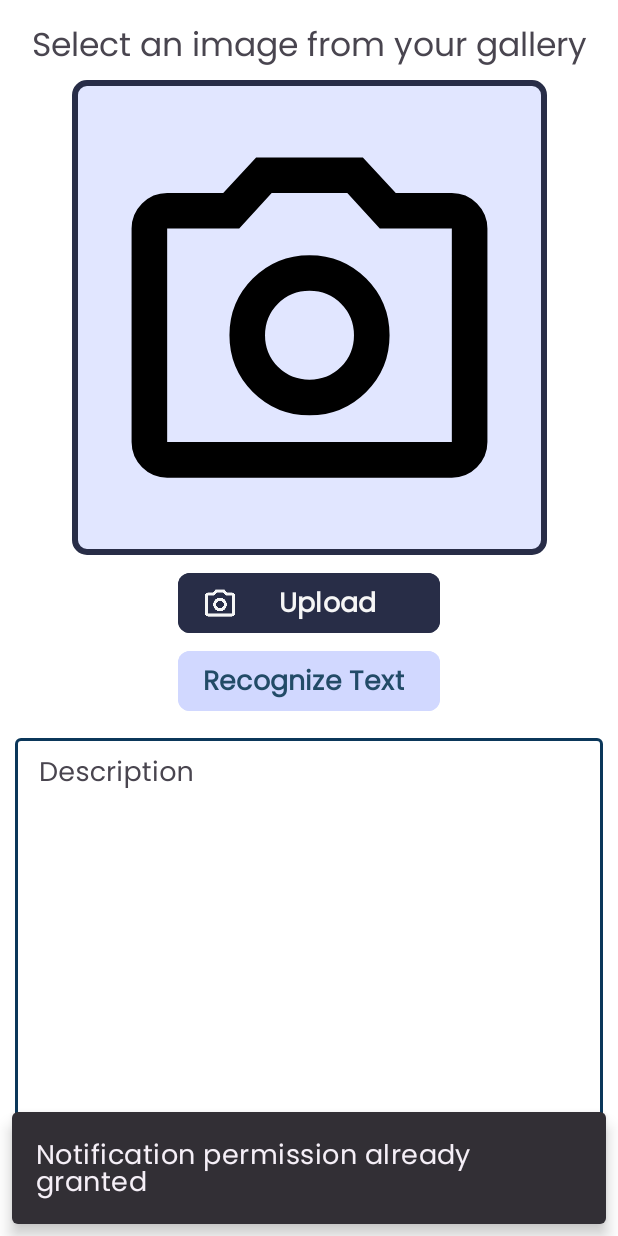
After one commit to NoamDamari/StudyPlannerApp, an Android app: the TextRecognitionFragment screen opened through its navigation route, on a phone screen of 412 x 824 dp. The commit adds this screen. Run offline under Robolectric (Android 15) with nearby library versions, the phone set to English and light mode, and no system bars; our stand-ins replace Room's generated code; libraries missing offline, so code that uses them is left out: com.google.mlkit.vision; Roboto replaces fonts that are not available here.

Commit message:
Added ML Kit text recognition feature.

```diff
--- a/app/build.gradle.kts
+++ b/app/build.gradle.kts
@@ -58,4 +58,5 @@ dependencies {
     implementation("androidx.lifecycle:lifecycle-viewmodel-ktx:2.8.2")
     implementation("androidx.lifecycle:lifecycle-runtime-ktx:2.8.2")
     implementation("androidx.lifecycle:lifecycle-livedata-ktx:2.8.2")
+    implementation ("com.google.mlkit:text-recognition:16.0.0")
 }
--- a/app/src/main/AndroidManifest.xml
+++ b/app/src/main/AndroidManifest.xml
@@ -2,12 +2,16 @@
 <manifest xmlns:android="http://schemas.android.com/apk/res/android"
     xmlns:tools="http://schemas.android.com/tools">
 
+    <uses-feature
+        android:name="android.hardware.camera"
+        android:required="false" />
+
     <uses-permission android:name="android.permission.POST_NOTIFICATIONS" />
     <uses-permission android:name="android.permission.SCHEDULE_EXACT_ALARM" />
     <uses-permission android:name="android.permission.USE_EXACT_ALARM" />
-
     <uses-permission android:name="android.permission.RECEIVE_BOOT_COMPLETED" />
     <uses-permission android:name="android.permission.WAKE_LOCK" />
+    <uses-permission android:name="android.permission.CAMERA" />
 
     <application
         android:allowBackup="true"
--- a/app/src/main/java/com/example/studyplannerapp/ui/MainActivity.kt
+++ b/app/src/main/java/com/example/studyplannerapp/ui/MainActivity.kt
@@ -3,6 +3,7 @@ package com.example.studyplannerapp.ui
 import androidx.appcompat.app.AppCompatActivity
 import android.os.Bundle
 import com.example.studyplannerapp.R
+import com.example.studyplannerapp.utils.CameraPermissionHandler
 import com.example.studyplannerapp.utils.PermissionHandler
 
 class MainActivity : AppCompatActivity() {
--- /dev/null
+++ b/app/src/main/java/com/example/studyplannerapp/ui/TextRecognitionFragment.kt
@@ -0,0 +1,141 @@
+package com.example.studyplannerapp.ui
+
+import android.content.Intent
+import android.net.Uri
+import android.os.Bundle
+import androidx.fragment.app.Fragment
+import android.view.LayoutInflater
+import android.view.View
+import android.view.ViewGroup
+import androidx.activity.result.ActivityResultLauncher
+import androidx.activity.result.contract.ActivityResultContracts
+import androidx.core.net.toUri
+import androidx.fragment.app.activityViewModels
+import androidx.navigation.fragment.findNavController
+import com.bumptech.glide.Glide
+import com.bumptech.glide.load.resource.bitmap.CenterCrop
+import com.bumptech.glide.load.resource.bitmap.CenterInside
+import com.bumptech.glide.load.resource.bitmap.RoundedCorners
+import com.bumptech.glide.request.RequestOptions
+import com.example.studyplannerapp.R
+import com.example.studyplannerapp.databinding.FragmentTextRecognitionBinding
+import com.example.studyplannerapp.utils.CameraPermissionHandler
+import com.example.studyplannerapp.utils.PermissionHandler
+import com.google.android.material.snackbar.Snackbar
+import com.google.mlkit.vision.common.InputImage
+import com.google.mlkit.vision.text.TextRecognition
+import com.google.mlkit.vision.text.TextRecognizer
+import com.google.mlkit.vision.text.latin.TextRecognizerOptions
+import java.io.IOException
+
+class TextRecognitionFragment : Fragment() {
+
+    private var _binding: FragmentTextRecognitionBinding? = null
+    private val binding get() = _binding!!
+    private val viewModel: SingleTaskViewModel by activityViewModels()
+
+    // Launcher for picking an image from the device storage
+    private val pickImageLauncher: ActivityResultLauncher<Array<String>> =
+        registerForActivityResult(ActivityResultContracts.OpenDocument()) { uri ->
+            uri?.let {
+                // Apply transformations
+                val requestOptions = RequestOptions()
+                    .transform(CenterInside(), RoundedCorners(30))
+
+                // Load image with Glide
+                Glide.with(binding.root)
+                    .load(uri)
+                    .apply(requestOptions)
+                    .into(binding.descriptionImage)
+
+                // Take persistable URI permission
+                requireActivity().contentResolver.takePersistableUriPermission(it, Intent.FLAG_GRANT_READ_URI_PERMISSION)
+
+                viewModel.setTempTaskImage(it)
+            }
+        }
+
+    override fun onCreate(savedInstanceState: Bundle?) {
+        super.onCreate(savedInstanceState)
+    }
+
+    override fun onCreateView(
+        inflater: LayoutInflater, container: ViewGroup?,
+        savedInstanceState: Bundle?
+    ): View? {
+        // Inflate the layout for this fragment
+        _binding = FragmentTextRecognitionBinding.inflate(inflater, container, false)
+        return binding.root
+    }
+
+    override fun onViewCreated(view: View, savedInstanceState: Bundle?) {
+        super.onViewCreated(view, savedInstanceState)
+
+        // Set click listener for the upload button
+        binding.uploadBtn.setOnClickListener {
+            pickImageLauncher.launch(arrayOf("image/*"))
+        }
+
+        // Set click listener for the recognize text button
+        binding.recognizeTextBtn.setOnClickListener {
+             recognizeText()
+        }
+
+        // Set the recognized text as description
+        binding.setDescriptionBtn.setOnClickListener {
+            val description = binding.recognizedDescription.text.toString()
+            val bundle = Bundle()
+            bundle.putString("description", description)
+            findNavController().navigate(R.id.action_textRecognitionFragment_to_addTaskFragment , bundle)
+        }
+
+        // Observe changes in temporaryTask LiveData and update UI accordingly
+        viewModel.temporaryTask.observe(viewLifecycleOwner) {tempTask->
+            binding.recognizedDescription.setText(tempTask.description)
+            binding.descriptionImage.setImageURI(tempTask.image?.toUri())
+        }
+    }
+
+    override fun onDestroyView() {
+        super.onDestroyView()
+        _binding = null
+    }
+
+    /**
+     * Recognize text from the selected image
+    */
+    private fun recognizeText() {
+        viewModel.temporaryTask.value?.image?.toUri()?.let { uri ->
+            val image = InputImage.fromFilePath(requireContext(), uri)
+            val recognizer = TextRecognition.getClient(TextRecognizerOptions.DEFAULT_OPTIONS)
+            val result = recognizer.process(image)
+                .addOnSuccessListener { visionText ->
+                    extractRecognizedText(visionText.text)
+                }
+                .addOnFailureListener { _ ->
+                    showSnackbar("Text Recognition Failed")
+                }
+        } ?: run {
+            showSnackbar("No image selected")
+        }
+    }
+
+    /**
+     * Display the recognized text
+     */
+    private fun extractRecognizedText(text: String){
+        if (text.isBlank()) {
+            showSnackbar("Text is blank")
+        } else {
+            viewModel.setTempTaskDescription(text)
+        }
+    }
+
+    private fun showSnackbar(message: String) {
+        Snackbar.make(
+            requireView(),
+            message,
+            Snackbar.LENGTH_SHORT
+        ).show()
+    }
+}
--- /dev/null
+++ b/app/src/main/res/drawable/rounded_image_background.xml
@@ -0,0 +1,11 @@
+<?xml version="1.0" encoding="utf-8"?>
+<shape xmlns:android="http://schemas.android.com/apk/res/android"
+    android:shape="rectangle">
+
+    <corners android:radius="8dp" />
+    <solid android:color="#E1E6FF" />
+
+    <stroke
+        android:width="4dp"
+        android:color="#282D47"/>
+</shape>
--- /dev/null
+++ b/app/src/main/res/layout-land/fragment_text_recognition.xml
@@ -0,0 +1,112 @@
+<?xml version="1.0" encoding="utf-8"?>
+<androidx.constraintlayout.widget.ConstraintLayout xmlns:android="http://schemas.android.com/apk/res/android"
+    xmlns:app="http://schemas.android.com/apk/res-auto"
+    xmlns:tools="http://schemas.android.com/tools"
+    android:layout_width="match_parent"
+    android:layout_height="match_parent"
+    android:padding="10dp">
+
+    <ImageView
+        android:id="@+id/descriptionImage"
+        android:layout_width="0dp"
+        android:layout_height="0dp"
+        android:layout_marginBottom="8dp"
+        android:background="@drawable/rounded_image_background"
+        android:padding="16dp"
+        android:src="@drawable/icon_camera"
+        app:layout_constraintBottom_toTopOf="@+id/uploadBtn"
+        app:layout_constraintEnd_toStartOf="@+id/guideline7"
+        app:layout_constraintStart_toStartOf="parent"
+        app:layout_constraintTop_toTopOf="parent" />
+
+    <androidx.constraintlayout.widget.Guideline
+        android:id="@+id/guideline7"
+        android:layout_width="wrap_content"
+        android:layout_height="wrap_content"
+        android:orientation="vertical"
+        app:layout_constraintGuide_percent="0.45" />
+
+    <Button
+        android:id="@+id/uploadBtn"
+        style="@style/buttonStyle"
+        android:layout_width="0dp"
+        android:layout_height="wrap_content"
+        android:layout_marginEnd="2dp"
+        android:backgroundTint="#282D47"
+        android:text="Upload"
+        android:textColor="#F6F6F6"
+        app:icon="@drawable/icon_camera"
+        app:iconSize="24dp"
+        app:iconTint="#F6F6F6"
+        app:layout_constraintBottom_toBottomOf="parent"
+        app:layout_constraintEnd_toStartOf="@+id/recognizeTextBtn"
+        app:layout_constraintHorizontal_bias="0.5"
+        app:layout_constraintStart_toStartOf="parent" />
+
+    <Button
+        android:id="@+id/recognizeTextBtn"
+        style="@style/buttonStyle"
+        android:layout_width="0dp"
+        android:layout_height="wrap_content"
+        android:layout_marginStart="2dp"
+        android:backgroundTint="#D1D8FF"
+        android:text="Process"
+        app:layout_constraintBottom_toBottomOf="parent"
+        app:layout_constraintEnd_toEndOf="parent"
+        app:layout_constraintEnd_toStartOf="@+id/guideline7"
+        app:layout_constraintHorizontal_bias="0.5"
+        app:layout_constraintStart_toEndOf="@+id/uploadBtn" />
+
+    <com.google.android.material.textfield.TextInputLayout
+        android:id="@+id/recognizedDescriptionLayout"
+        style="@style/editTextStyle"
+        android:layout_width="0dp"
+        android:layout_height="0dp"
+        android:layout_marginStart="12dp"
+        android:layout_marginTop="4dp"
+        android:layout_marginBottom="4dp"
+        android:maxHeight="220dp"
+        android:theme="@style/TextInputLayoutAppearance"
+        app:layout_constraintBottom_toTopOf="@+id/setDescriptionBtn"
+        app:layout_constraintEnd_toEndOf="parent"
+        app:layout_constraintStart_toStartOf="@+id/guideline7"
+        app:layout_constraintTop_toBottomOf="@+id/textView11">
+
+        <com.google.android.material.textfield.TextInputEditText
+            android:id="@+id/recognizedDescription"
+            android:layout_width="match_parent"
+            android:layout_height="match_parent"
+            android:gravity="top"
+            android:hint="@string/description"
+            android:inputType="textMultiLine"
+            android:minLines="7"
+            android:padding="10dp"
+            tools:layout_editor_absoluteX="10dp"
+            tools:layout_editor_absoluteY="10dp" />
+    </com.google.android.material.textfield.TextInputLayout>
+
+    <TextView
+        android:id="@+id/textView11"
+        android:layout_width="wrap_content"
+        android:layout_height="wrap_content"
+        android:text="Select an image from your gallery"
+        android:textSize="22sp"
+        app:layout_constraintEnd_toEndOf="@+id/recognizedDescriptionLayout"
+        app:layout_constraintStart_toStartOf="@+id/recognizedDescriptionLayout"
+        app:layout_constraintTop_toTopOf="parent" />
+
+    <Button
+        android:id="@+id/setDescriptionBtn"
+        style="@style/buttonStyle"
+        android:layout_width="0dp"
+        android:layout_height="wrap_content"
+        android:layout_marginStart="8dp"
+        android:backgroundTint="#232743"
+        android:text="Set Description"
+        android:textColor="#F6F6F6"
+        android:textSize="20dp"
+        app:layout_constraintBottom_toBottomOf="parent"
+        app:layout_constraintEnd_toEndOf="@+id/recognizedDescriptionLayout"
+        app:layout_constraintHorizontal_bias="0.0"
+        app:layout_constraintStart_toEndOf="@+id/descriptionImage" />
+</androidx.constraintlayout.widget.ConstraintLayout>
--- a/app/src/main/res/layout/fragment_edit_task.xml
+++ b/app/src/main/res/layout/fragment_edit_task.xml
@@ -37,13 +37,13 @@
         android:value="0.0"
         android:valueFrom="0.0"
         android:valueTo="100.0"
-        app:layout_constraintBottom_toTopOf="@+id/textInputLayout5"
+        app:layout_constraintBottom_toTopOf="@+id/descriptionTextLayout"
         app:layout_constraintEnd_toEndOf="parent"
         app:layout_constraintTop_toBottomOf="@+id/taskDateEditBtn"
         app:tickVisible="false" />
 
     <com.google.android.material.textfield.TextInputLayout
-        android:id="@+id/textInputLayout5"
+        android:id="@+id/descriptionTextLayout"
         style="@style/editTextStyle"
         android:layout_width="0dp"
         android:layout_height="0dp"
--- /dev/null
+++ b/app/src/main/res/layout/fragment_text_recognition.xml
@@ -0,0 +1,114 @@
+<?xml version="1.0" encoding="utf-8"?>
+<androidx.constraintlayout.widget.ConstraintLayout xmlns:android="http://schemas.android.com/apk/res/android"
+    xmlns:app="http://schemas.android.com/apk/res-auto"
+    xmlns:tools="http://schemas.android.com/tools"
+    android:layout_width="match_parent"
+    android:layout_height="match_parent"
+    android:padding="10dp"
+    tools:context=".ui.TextRecognitionFragment">
+
+    <!-- TODO: Update blank fragment layout -->
+
+    <ImageView
+        android:id="@+id/descriptionImage"
+        android:layout_width="0dp"
+        android:layout_height="0dp"
+        android:layout_marginTop="8dp"
+        android:layout_marginBottom="4dp"
+        android:background="@drawable/rounded_image_background"
+        android:padding="16dp"
+        android:src="@drawable/icon_camera"
+        app:layout_constraintBottom_toTopOf="@+id/guideline6"
+        app:layout_constraintDimensionRatio="1:1"
+        app:layout_constraintEnd_toEndOf="parent"
+        app:layout_constraintStart_toStartOf="parent"
+        app:layout_constraintTop_toBottomOf="@+id/textView11"
+        app:layout_constraintVertical_bias="0.0"
+        />
+
+    <androidx.constraintlayout.widget.Guideline
+        android:id="@+id/guideline6"
+        android:layout_width="wrap_content"
+        android:layout_height="wrap_content"
+        android:orientation="horizontal"
+        app:layout_constraintGuide_percent="0.4528044" />
+
+    <Button
+        android:id="@+id/uploadBtn"
+        style="@style/buttonStyle"
+        android:layout_width="0dp"
+        android:layout_height="wrap_content"
+        android:layout_marginTop="4dp"
+        android:backgroundTint="#282D47"
+        android:text="Upload"
+        android:textColor="#F6F6F6"
+        app:icon="@drawable/icon_camera"
+        app:iconSize="24dp"
+        app:iconTint="#F6F6F6"
+        app:layout_constraintEnd_toEndOf="@+id/recognizeTextBtn"
+        app:layout_constraintStart_toStartOf="@+id/recognizeTextBtn"
+        app:layout_constraintTop_toTopOf="@+id/guideline6" />
+
+    <com.google.android.material.textfield.TextInputLayout
+        android:id="@+id/recognizedDescriptionLayout"
+        style="@style/editTextStyle"
+        android:layout_width="0dp"
+        android:layout_height="0dp"
+        android:layout_marginTop="8dp"
+        android:maxHeight="220dp"
+        android:theme="@style/TextInputLayoutAppearance"
+        app:layout_constraintBottom_toTopOf="@+id/setDescriptionBtn"
+        app:layout_constraintEnd_toEndOf="parent"
+        app:layout_constraintHorizontal_bias="0.5"
+        app:layout_constraintStart_toStartOf="parent"
+        app:layout_constraintTop_toBottomOf="@+id/recognizeTextBtn">
+
+        <com.google.android.material.textfield.TextInputEditText
+            android:id="@+id/recognizedDescription"
+            android:layout_width="match_parent"
+            android:layout_height="match_parent"
+            android:gravity="top"
+            android:hint="@string/description"
+            android:inputType="textMultiLine"
+            android:minLines="7"
+            android:padding="10dp" />
+
+    </com.google.android.material.textfield.TextInputLayout>
+
+    <Button
+        android:id="@+id/recognizeTextBtn"
+        style="@style/buttonStyle"
+        android:layout_width="wrap_content"
+        android:layout_height="wrap_content"
+        android:layout_marginTop="4dp"
+        android:backgroundTint="#D1D8FF"
+        android:text="Recognize Text"
+        app:layout_constraintEnd_toEndOf="parent"
+        app:layout_constraintStart_toStartOf="parent"
+        app:layout_constraintTop_toBottomOf="@+id/uploadBtn" />
+
+    <Button
+        android:id="@+id/setDescriptionBtn"
+        style="@style/buttonStyle"
+        android:layout_width="0dp"
+        android:layout_height="wrap_content"
+        android:backgroundTint="#232743"
+        android:text="Set Description"
+        android:textSize="20dp"
+        android:textColor="#F6F6F6"
+        app:layout_constraintBottom_toBottomOf="parent"
+        app:layout_constraintEnd_toEndOf="parent"
+        app:layout_constraintStart_toStartOf="parent" />
+
+    <TextView
+        android:id="@+id/textView11"
+        android:layout_width="wrap_content"
+        android:layout_height="wrap_content"
+        android:layout_marginTop="4dp"
+        android:text="Select an image from your gallery"
+        android:textSize="22sp"
+        app:layout_constraintEnd_toEndOf="parent"
+        app:layout_constraintStart_toStartOf="parent"
+        app:layout_constraintTop_toTopOf="parent" />
+
+</androidx.constraintlayout.widget.ConstraintLayout>
--- a/app/src/main/res/navigation/nav_graph.xml
+++ b/app/src/main/res/navigation/nav_graph.xml
@@ -43,6 +43,9 @@
             app:exitAnim="@anim/to_left"
             app:popEnterAnim="@anim/from_left"
             app:popExitAnim="@anim/to_right" />
+        <action
+            android:id="@+id/action_addTaskFragment_to_textRecognitionFragment"
+            app:destination="@id/textRecognitionFragment" />
     </fragment>
     <fragment
         android:id="@+id/editTaskFragment"
@@ -66,4 +69,13 @@
             android:id="@+id/action_taskDetailsFragment_to_taskListFragment"
             app:destination="@id/taskListFragment" />
     </fragment>
+    <fragment
+        android:id="@+id/textRecognitionFragment"
+        android:name="com.example.studyplannerapp.ui.TextRecognitionFragment"
+        android:label="fragment_text_recognition"
+        tools:layout="@layout/fragment_text_recognition" >
+        <action
+            android:id="@+id/action_textRecognitionFragment_to_addTaskFragment"
+            app:destination="@id/addTaskFragment" />
+    </fragment>
 </navigation>
--- a/app/src/main/res/values/strings.xml
+++ b/app/src/main/res/values/strings.xml
@@ -36,5 +36,7 @@
     <string name="edit">Edit</string>
     <string name="delete">Delete</string>
     <string name="open_tasks_count">You have %1$d open tasks</string>
+    <!-- TODO: Remove or change this placeholder text -->
+    <string name="hello_blank_fragment">Hello blank fragment</string>
 
 </resources>
```
Also changed, not shown: app/src/main/java/com/example/studyplannerapp/ui/SingleTaskViewModel.kt (+15 -0 lines), app/src/main/java/com/example/studyplannerapp/ui/add_task/AddTaskFragment.kt (+7 -0 lines), app/src/main/java/com/example/studyplannerapp/utils/CameraPermissionHandler.kt (added, +101 -0 lines), app/src/main/java/com/example/studyplannerapp/utils/PermissionHandler.kt (+0 -32 lines), app/src/main/res/layout/fragment_add_task.xml (+13 -2 lines).
